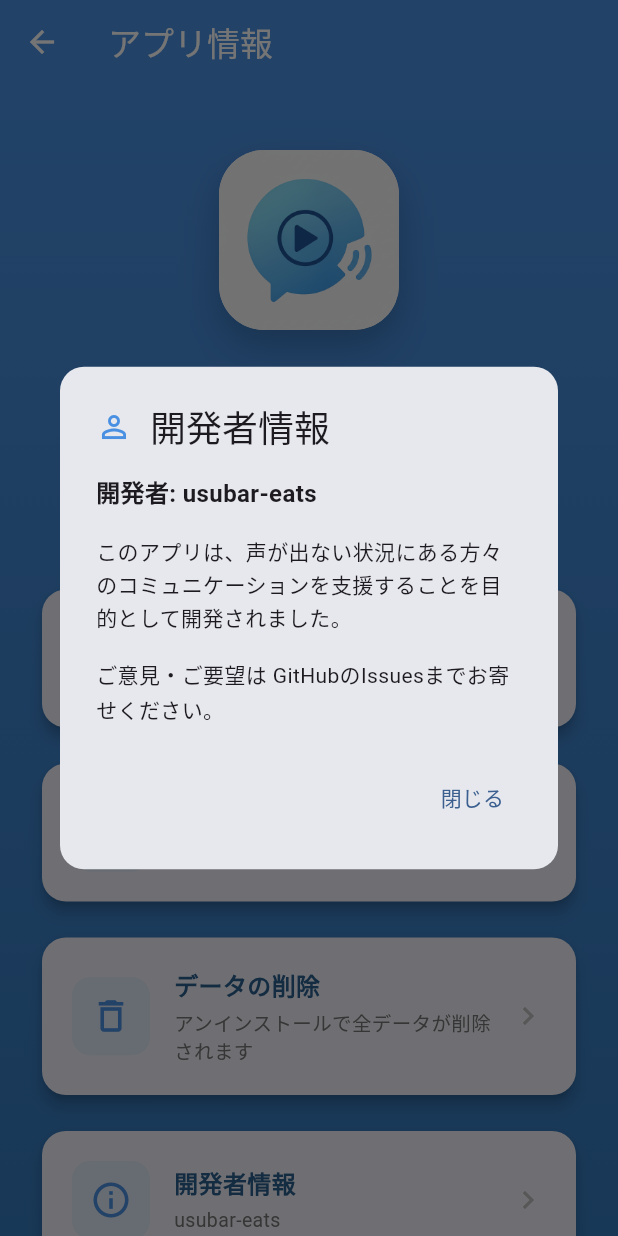
After one commit to usubar-eats/voice-button-app, a Flutter app: the AboutScreen screen opened directly, after a tap on "開発者情報", on a phone screen of 412 x 824 dp. The commit adds this screen. Run offline on Flutter 3.47's test engine with Material 3 defaults, Android fonts, the phone set to English and light mode, and no system bars; our stand-ins replace flutter_tts, google_fonts, shared_preferences; accounts and stored records are empty.

Commit message:
✨ Add About screen with Privacy Policy link
✅ 追加機能:
- アプリ情報画面（about_screen.dart）
- プライバシーポリシーへのリンク
- GitHubリポジトリへのリンク
- データ削除方法の説明
- 開発者情報表示

🎨 UI:
- ホーム画面AppBarに情報ボタン追加
- ブルーグラデーションで統一
- レスポンシブデザイン

📦 依存関係:
- url_launcher追加（外部リンク用）

🎯 Play Store審査対応:
- プライバシーポリシーへのアプリ内アクセス
- データ削除方法の明示
- 開発者情報の提供

```diff
--- /dev/null
+++ b/lib/screens/about_screen.dart
@@ -0,0 +1,334 @@
+import 'package:flutter/material.dart';
+import 'package:url_launcher/url_launcher.dart';
+
+/// アプリ情報画面
+class AboutScreen extends StatelessWidget {
+  const AboutScreen({super.key});
+
+  /// プライバシーポリシーのURL
+  static const String privacyPolicyUrl =
+      'https://usubar-eats.github.io/voice-button-app/privacy_policy.html';
+
+  /// GitHubリポジトリのURL
+  static const String githubUrl =
+      'https://github.com/usubar-eats/voice-button-app';
+
+  @override
+  Widget build(BuildContext context) {
+    return Scaffold(
+      appBar: AppBar(
+        title: const Text('アプリ情報'),
+        backgroundColor: const Color(0xFF4A90E2),
+        foregroundColor: Colors.white,
+        elevation: 0,
+      ),
+      body: Container(
+        decoration: const BoxDecoration(
+          gradient: LinearGradient(
+            begin: Alignment.topCenter,
+            end: Alignment.bottomCenter,
+            colors: [
+              Color(0xFF4A90E2),
+              Color(0xFF357ABD),
+            ],
+          ),
+        ),
+        child: SafeArea(
+          child: SingleChildScrollView(
+            child: Padding(
+              padding: const EdgeInsets.all(24.0),
+              child: Column(
+                crossAxisAlignment: CrossAxisAlignment.center,
+                children: [
+                  const SizedBox(height: 20),
+
+                  // アプリアイコン
+                  Container(
+                    width: 120,
+                    height: 120,
+                    decoration: BoxDecoration(
+                      color: Colors.white,
+                      borderRadius: BorderRadius.circular(30),
+                      boxShadow: [
+                        BoxShadow(
+                          color: Colors.black.withOpacity(0.2),
+                          blurRadius: 20,
+                          offset: const Offset(0, 10),
+                        ),
+                      ],
+                    ),
+                    child: ClipRRect(
+                      borderRadius: BorderRadius.circular(30),
+                      child: Image.asset(
+                        'assets/icons/app_icon.png',
+                        errorBuilder: (context, error, stackTrace) {
+                          return const Icon(
+                            Icons.record_voice_over,
+                            size: 60,
+                            color: Color(0xFF4A90E2),
+                          );
+                        },
+                      ),
+                    ),
+                  ),
+
+                  const SizedBox(height: 24),
+
+                  // アプリ名
+                  const Text(
+                    'ことばボタン',
+                    style: TextStyle(
+                      fontSize: 32,
+                      fontWeight: FontWeight.bold,
+                      color: Colors.white,
+                    ),
+                  ),
+
+                  const SizedBox(height: 8),
+
+                  // サブタイトル
+                  const Text(
+                    '声が出ない時に、ワンタップで伝える',
+                    style: TextStyle(
+                      fontSize: 16,
+                      color: Colors.white,
+                      fontWeight: FontWeight.w400,
+                    ),
+                    textAlign: TextAlign.center,
+                  ),
+
+                  const SizedBox(height: 8),
+
+                  // バージョン
+                  const Text(
+                    'Version 1.0.0',
+                    style: TextStyle(
+                      fontSize: 14,
+                      color: Colors.white70,
+                    ),
+                  ),
+
+                  const SizedBox(height: 40),
+
+                  // 情報カード
+                  _buildInfoCard(
+                    context,
+                    icon: Icons.privacy_tip_outlined,
+                    title: 'プライバシーポリシー',
+                    subtitle: '個人情報の取り扱いについて',
+                    onTap: () => _launchUrl(privacyPolicyUrl),
+                  ),
+
+                  const SizedBox(height: 16),
+
+                  _buildInfoCard(
+                    context,
+                    icon: Icons.code,
+                    title: 'GitHub',
+                    subtitle: 'ソースコードを見る',
+                    onTap: () => _launchUrl(githubUrl),
+                  ),
+
+                  const SizedBox(height: 16),
+
+                  _buildInfoCard(
+                    context,
+                    icon: Icons.delete_outline,
+                    title: 'データの削除',
+                    subtitle: 'アンインストールで全データが削除されます',
+                    onTap: () => _showDataDeletionInfo(context),
+                  ),
+
+                  const SizedBox(height: 16),
+
+                  _buildInfoCard(
+                    context,
+                    icon: Icons.info_outline,
+                    title: '開発者情報',
+                    subtitle: 'usubar-eats',
+                    onTap: () => _showDeveloperInfo(context),
+                  ),
+
+                  const SizedBox(height: 40),
+
+                  // フッター
+                  const Text(
+                    '© 2025 usubar-eats',
+                    style: TextStyle(
+                      fontSize: 12,
+                      color: Colors.white70,
+                    ),
+                  ),
+
+                  const SizedBox(height: 8),
+
+                  const Text(
+                    'Made with ❤️ in Japan',
+                    style: TextStyle(
+                      fontSize: 12,
+                      color: Colors.white70,
+                    ),
+                  ),
+                ],
+              ),
+            ),
+          ),
+        ),
+      ),
+    );
+  }
+
+  /// 情報カードウィジェット
+  Widget _buildInfoCard(
+    BuildContext context, {
+    required IconData icon,
+    required String title,
+    required String subtitle,
+    required VoidCallback onTap,
+  }) {
+    return Card(
+      elevation: 4,
+      shape: RoundedRectangleBorder(
+        borderRadius: BorderRadius.circular(16),
+      ),
+      child: InkWell(
+        onTap: onTap,
+        borderRadius: BorderRadius.circular(16),
+        child: Padding(
+          padding: const EdgeInsets.all(20.0),
+          child: Row(
+            children: [
+              Container(
+                padding: const EdgeInsets.all(12),
+                decoration: BoxDecoration(
+                  color: const Color(0xFF4A90E2).withOpacity(0.1),
+                  borderRadius: BorderRadius.circular(12),
+                ),
+                child: Icon(
+                  icon,
+                  color: const Color(0xFF4A90E2),
+                  size: 28,
+                ),
+              ),
+              const SizedBox(width: 16),
+              Expanded(
+                child: Column(
+                  crossAxisAlignment: CrossAxisAlignment.start,
+                  children: [
+                    Text(
+                      title,
+                      style: const TextStyle(
+                        fontSize: 16,
+                        fontWeight: FontWeight.bold,
+                        color: Color(0xFF2C5F8D),
+                      ),
+                    ),
+                    const SizedBox(height: 4),
+                    Text(
+                      subtitle,
+                      style: TextStyle(
+                        fontSize: 13,
+                        color: Colors.grey[600],
+                      ),
+                    ),
+                  ],
+                ),
+              ),
+              Icon(
+                Icons.chevron_right,
+                color: Colors.grey[400],
+              ),
+            ],
+          ),
+        ),
+      ),
+    );
+  }
+
+  /// URLを開く
+  Future<void> _launchUrl(String urlString) async {
+    final Uri url = Uri.parse(urlString);
+    if (await canLaunchUrl(url)) {
+      await launchUrl(url, mode: LaunchMode.externalApplication);
+    }
+  }
+
+  /// データ削除情報を表示
+  void _showDataDeletionInfo(BuildContext context) {
+    showDialog(
+      context: context,
+      builder: (context) => AlertDialog(
+        shape: RoundedRectangleBorder(
+          borderRadius: BorderRadius.circular(16),
+        ),
+        title: const Row(
+          children: [
+            Icon(Icons.delete_outline, color: Color(0xFF4A90E2)),
+            SizedBox(width: 12),
+            Text('データの削除について'),
+          ],
+        ),
+        content: const Text(
+          'このアプリはすべてのデータを端末内にのみ保存しています。\n\n'
+          'アプリをアンインストールすると、保存されたすべてのデータ（スニペット、設定等）が完全に削除されます。\n\n'
+          '個人情報や使用データは外部に送信されません。',
+          style: TextStyle(height: 1.6),
+        ),
+        actions: [
+          TextButton(
+            onPressed: () => Navigator.pop(context),
+            child: const Text('閉じる'),
+          ),
+        ],
+      ),
+    );
+  }
+
+  /// 開発者情報を表示
+  void _showDeveloperInfo(BuildContext context) {
+    showDialog(
+      context: context,
+      builder: (context) => AlertDialog(
+        shape: RoundedRectangleBorder(
+          borderRadius: BorderRadius.circular(16),
+        ),
+        title: const Row(
+          children: [
+            Icon(Icons.person_outline, color: Color(0xFF4A90E2)),
+            SizedBox(width: 12),
+            Text('開発者情報'),
+          ],
+        ),
+        content: const Column(
+          mainAxisSize: MainAxisSize.min,
+          crossAxisAlignment: CrossAxisAlignment.start,
+          children: [
+            Text(
+              '開発者: usubar-eats',
+              style: TextStyle(
+                fontSize: 16,
+                fontWeight: FontWeight.bold,
+              ),
+            ),
+            SizedBox(height: 16),
+            Text(
+              'このアプリは、声が出ない状況にある方々のコミュニケーションを支援することを目的として開発されました。',
+              style: TextStyle(height: 1.6),
+            ),
+            SizedBox(height: 16),
+            Text(
+              'ご意見・ご要望は GitHubのIssuesまでお寄せください。',
+              style: TextStyle(height: 1.6),
+            ),
+          ],
+        ),
+        actions: [
+          TextButton(
+            onPressed: () => Navigator.pop(context),
+            child: const Text('閉じる'),
+          ),
+        ],
+      ),
+    );
+  }
+}
--- a/lib/screens/home_screen.dart
+++ b/lib/screens/home_screen.dart
@@ -4,6 +4,7 @@ import '../providers/snippet_provider.dart';
 import '../providers/tts_provider.dart';
 import '../widgets/snippet_button.dart';
 import 'edit_snippet_screen.dart';
+import 'about_screen.dart';
 
 /// メイン画面
 class HomeScreen extends StatefulWidget {
@@ -138,6 +139,26 @@ class _HomeScreenState extends State<HomeScreen> {
             ),
             actions: [
               Container(
+                margin: const EdgeInsets.only(right: 4),
+                decoration: BoxDecoration(
+                  color: Colors.white.withOpacity(0.2),
+                  borderRadius: BorderRadius.circular(12),
+                ),
+                child: IconButton(
+                  icon: const Icon(Icons.info_outline, size: 24),
+                  color: Colors.white,
+                  tooltip: 'アプリ情報',
+                  onPressed: () {
+                    Navigator.push(
+                      context,
+                      MaterialPageRoute(
+                        builder: (context) => const AboutScreen(),
+                      ),
+                    );
+                  },
+                ),
+              ),
+              Container(
                 margin: const EdgeInsets.only(right: 8),
                 decoration: BoxDecoration(
                   color: Colors.white.withOpacity(0.2),
@@ -146,6 +167,7 @@ class _HomeScreenState extends State<HomeScreen> {
                 child: IconButton(
                   icon: const Icon(Icons.edit_note, size: 26),
                   color: Colors.white,
+                  tooltip: 'スニペット編集',
                   onPressed: () {
                     Navigator.push(
                       context,
--- a/pubspec.yaml
+++ b/pubspec.yaml
@@ -44,6 +44,9 @@ dependencies:
   # 状態管理
   provider: ^6.1.2
   google_fonts: ^6.3.2
+
+  # URLを開く
+  url_launcher: ^6.3.1
 
 dev_dependencies:
   flutter_test:
```
